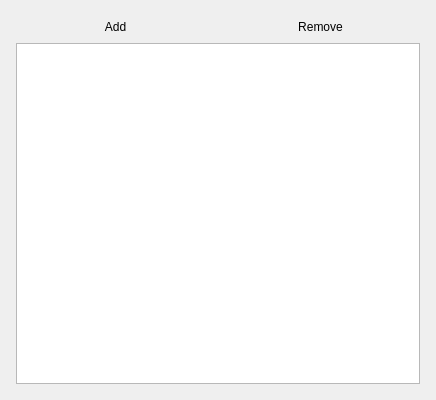
Above: src/app/ui/omni_ui_Input.ui from WilstonOreo/omnidome before the change. Below: the same form after it.
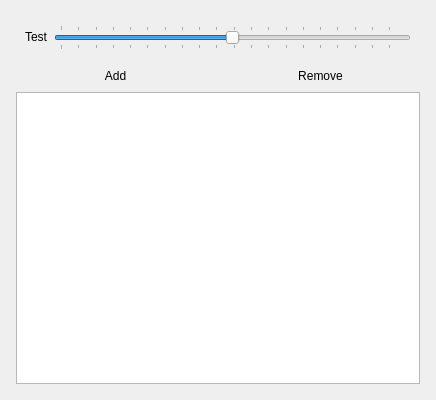
That is the form after the change.

The edit to the form file:
```diff
--- a/src/app/ui/omni_ui_Input.ui
+++ b/src/app/ui/omni_ui_Input.ui
@@ -11,7 +11,7 @@
    </rect>
   </property>
   <property name="sizePolicy">
-   <sizepolicy hsizetype="Preferred" vsizetype="Expanding">
+   <sizepolicy hsizetype="Preferred" vsizetype="Preferred">
     <horstretch>0</horstretch>
     <verstretch>0</verstretch>
    </sizepolicy>
@@ -32,6 +32,41 @@
    <property name="bottomMargin">
     <number>16</number>
    </property>
+   <item>
+    <widget class="QFrame" name="formFrame">
+     <layout class="QFormLayout" name="formLayout">
+      <item row="0" column="0">
+       <widget class="QLabel" name="testLabel">
+        <property name="text">
+         <string>Test</string>
+        </property>
+       </widget>
+      </item>
+      <item row="0" column="1">
+       <widget class="QSlider" name="horizontalSlider">
+        <property name="minimum">
+         <number>-99</number>
+        </property>
+        <property name="tracking">
+         <bool>true</bool>
+        </property>
+        <property name="orientation">
+         <enum>Qt::Horizontal</enum>
+        </property>
+        <property name="invertedAppearance">
+         <bool>false</bool>
+        </property>
+        <property name="invertedControls">
+         <bool>false</bool>
+        </property>
+        <property name="tickPosition">
+         <enum>QSlider::TicksBothSides</enum>
+        </property>
+       </widget>
+      </item>
+     </layout>
+    </widget>
+   </item>
    <item>
     <widget class="QWidget" name="boxButtons" native="true">
      <property name="sizePolicy">
```
